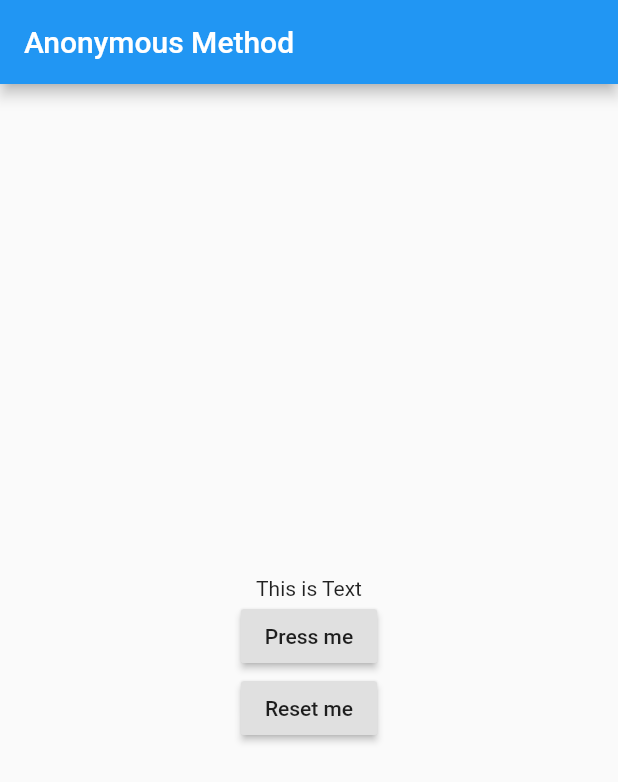
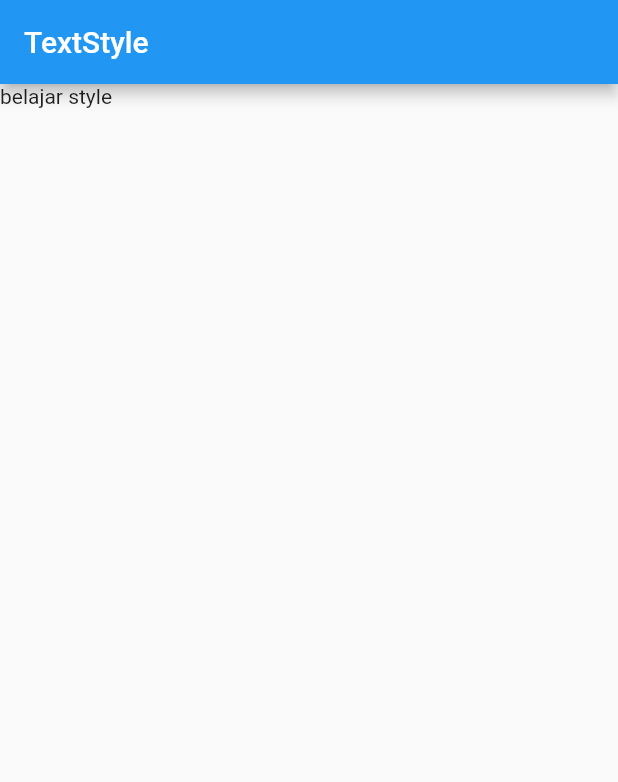
Before and after one commit to ibranurlette/LearnFlutter, a Flutter app: the screen it shows after launch, on a phone screen of 412 x 824 dp. Shown: the top 782 px of the screen. Run offline on Flutter 3.47's test engine with Material 2 defaults, Android fonts, the phone set to English and light mode, and no system bars.

Commit message:
list & listview

```diff
--- /dev/null
+++ b/lib/List&ListView.dart
@@ -0,0 +1,62 @@
+import 'package:flutter/material.dart';
+
+void main() {
+  runApp(MyApp());
+}
+
+class MyApp extends StatefulWidget {
+  @override
+  _MyAppState createState() => _MyAppState();
+}
+
+class _MyAppState extends State<MyApp> {
+  List<Widget> widgets = [];
+
+  int counter = 1;
+
+  // _MyAppState() {
+  //   for (int i = 0; i < 20; i++)
+  //     widgets.add(
+  //         Text("data ke - " + i.toString(), style: TextStyle(fontSize: 35)));
+  // }
+
+  @override
+  Widget build(BuildContext context) {
+    return MaterialApp(
+        debugShowCheckedModeBanner: false,
+        home: Scaffold(
+            appBar: AppBar(title: Text("List and ListView")),
+            body: Center(
+                child: ListView(children: <Widget>[
+              Row(
+                  mainAxisAlignment: MainAxisAlignment.spaceAround,
+                  children: <Widget>[
+                    RaisedButton(
+                      child: Text(
+                        "Add Data",
+                      ),
+                      onPressed: () {
+                        setState(() {
+                          widgets.add(Text("data ke - " + counter.toString(),
+                              style: TextStyle(fontSize: 35)));
+                          counter++;
+                        });
+                      },
+                    ),
+                    RaisedButton(
+                        child: Text(
+                          "Delete Data",
+                        ),
+                        onPressed: () {
+                          setState(() {
+                            widgets.removeLast();
+                            counter--;
+                          });
+                        })
+                  ]),
+              Column(
+                children: widgets,
+              )
+            ]))));
+  }
+}
--- a/lib/main.dart
+++ b/lib/main.dart
@@ -10,36 +10,11 @@ class MyApp extends StatefulWidget {
 }
 
 class _MyAppState extends State<MyApp> {
-  String message = "This is Text";
-
   @override
   Widget build(BuildContext context) {
     return MaterialApp(
-        debugShowCheckedModeBanner: false,
         home: Scaffold(
-            appBar: AppBar(title: Text("Anonymous Method")),
-            body: Center(
-                child: Column(
-              mainAxisAlignment: MainAxisAlignment.center,
-              children: <Widget>[
-                Text(message),
-                RaisedButton(
-                  child: Text("Press me"),
-                  onPressed: () {
-                    setState(() {
-                      message = "The button on press";
-                    });
-                  },
-                ),
-                RaisedButton(
-                  child: Text("Reset me"),
-                  onPressed: () {
-                    setState(() {
-                      message = "This is Text";
-                    });
-                  },
-                )
-              ],
-            ))));
+            appBar: AppBar(title: Text("TextStyle")),
+            body: Text("belajar style ")));
   }
 }
```
